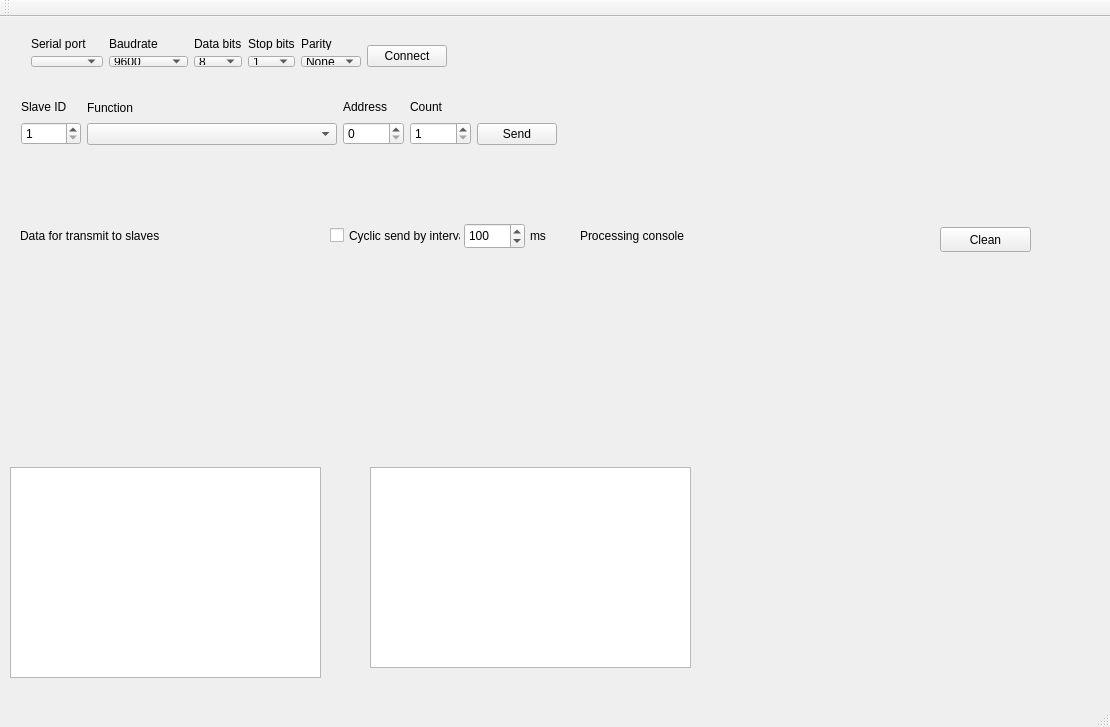
Above: forms/mainwindow.ui from maisvendoo/qmaster before the change. Below: the same form after it.
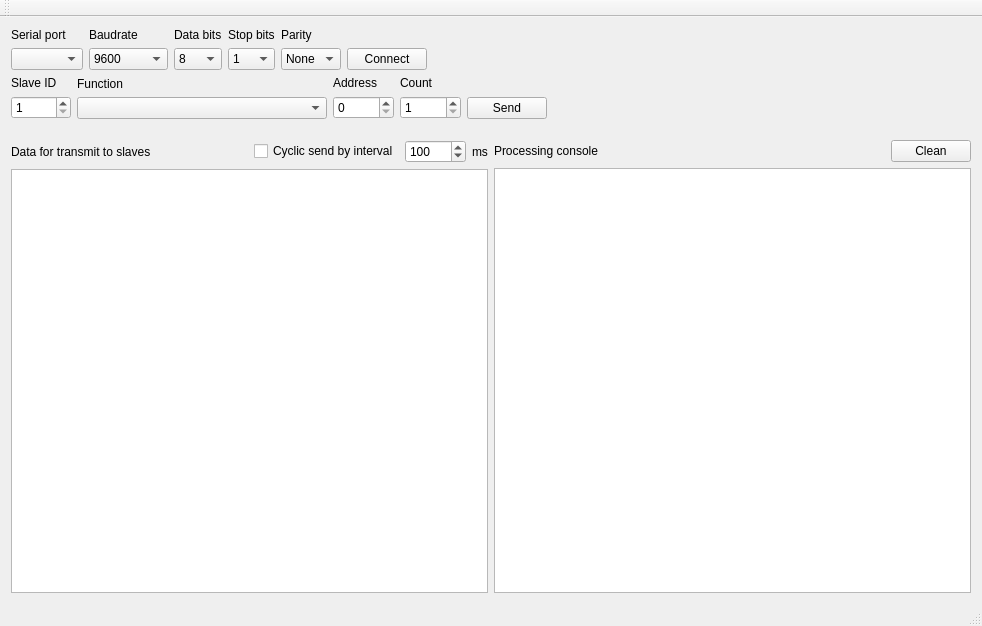
That is the form after the change. Icons and pictures are not drawn.

Commit message: Скомпонованы GUI

The edit to the form file:
```diff
--- a/forms/mainwindow.ui
+++ b/forms/mainwindow.ui
@@ -6,8 +6,8 @@
    <rect>
     <x>0</x>
     <y>0</y>
-    <width>1110</width>
-    <height>727</height>
+    <width>982</width>
+    <height>626</height>
    </rect>
   </property>
   <property name="windowTitle">
@@ -21,170 +21,10 @@
    <bool>false</bool>
   </property>
   <widget class="QWidget" name="centralWidget">
-   <widget class="QTableWidget" name="tableData">
-    <property name="geometry">
-     <rect>
-      <x>10</x>
-      <y>450</y>
-      <width>311</width>
-      <height>211</height>
-     </rect>
-    </property>
-    <property name="sizePolicy">
-     <sizepolicy hsizetype="Expanding" vsizetype="Expanding">
-      <horstretch>0</horstretch>
-      <verstretch>0</verstretch>
-     </sizepolicy>
-    </property>
-    <property name="sizeAdjustPolicy">
-     <enum>QAbstractScrollArea::AdjustIgnored</enum>
-    </property>
-    <property name="rowCount">
-     <number>0</number>
-    </property>
-    <property name="columnCount">
-     <number>3</number>
-    </property>
-    <attribute name="horizontalHeaderVisible">
-     <bool>false</bool>
-    </attribute>
-    <attribute name="horizontalHeaderHighlightSections">
-     <bool>true</bool>
-    </attribute>
-    <attribute name="horizontalHeaderStretchLastSection">
-     <bool>true</bool>
-    </attribute>
-    <attribute name="verticalHeaderVisible">
-     <bool>false</bool>
-    </attribute>
-    <attribute name="verticalHeaderDefaultSectionSize">
-     <number>21</number>
-    </attribute>
-    <attribute name="verticalHeaderStretchLastSection">
-     <bool>false</bool>
-    </attribute>
-    <column>
-     <property name="text">
-      <string>Data type</string>
-     </property>
-    </column>
-    <column>
-     <property name="text">
-      <string>Address</string>
-     </property>
-    </column>
-    <column>
-     <property name="text">
-      <string>Value</string>
-     </property>
-    </column>
-   </widget>
-   <widget class="QPlainTextEdit" name="ptRawData">
-    <property name="geometry">
-     <rect>
-      <x>370</x>
-      <y>450</y>
-      <width>321</width>
-      <height>201</height>
-     </rect>
-    </property>
-   </widget>
-   <widget class="QLabel" name="label_6">
-    <property name="geometry">
-     <rect>
-      <x>580</x>
-      <y>210</y>
-      <width>131</width>
-      <height>17</height>
-     </rect>
-    </property>
-    <property name="text">
-     <string>Processing console</string>
-    </property>
-   </widget>
-   <widget class="QPushButton" name="bRawDataClean">
-    <property name="geometry">
-     <rect>
-      <x>940</x>
-      <y>210</y>
-      <width>91</width>
-      <height>25</height>
-     </rect>
-    </property>
-    <property name="text">
-     <string>Clean</string>
-    </property>
-   </widget>
-   <widget class="QLabel" name="label_7">
-    <property name="geometry">
-     <rect>
-      <x>20</x>
-      <y>210</y>
-      <width>141</width>
-      <height>17</height>
-     </rect>
-    </property>
-    <property name="text">
-     <string>Data for transmit to slaves</string>
-    </property>
-   </widget>
-   <widget class="QCheckBox" name="cCyclicSend">
-    <property name="geometry">
-     <rect>
-      <x>330</x>
-      <y>210</y>
-      <width>131</width>
-      <height>17</height>
-     </rect>
-    </property>
-    <property name="text">
-     <string>Cyclic send by interval</string>
-    </property>
-   </widget>
-   <widget class="QSpinBox" name="sbSendInterval">
-    <property name="geometry">
-     <rect>
-      <x>464</x>
-      <y>206</y>
-      <width>61</width>
-      <height>26</height>
-     </rect>
-    </property>
-    <property name="minimum">
-     <number>1</number>
-    </property>
-    <property name="maximum">
-     <number>65536</number>
-    </property>
-    <property name="singleStep">
-     <number>10</number>
-    </property>
-    <property name="value">
-     <number>100</number>
-    </property>
-   </widget>
-   <widget class="QLabel" name="slaveID_5">
-    <property name="geometry">
-     <rect>
-      <x>530</x>
-      <y>210</y>
-      <width>41</width>
-      <height>17</height>
-     </rect>
-    </property>
-    <property name="text">
-     <string>ms</string>
-    </property>
-   </widget>
-   <widget class="QWidget" name="horizontalLayoutWidget">
-    <property name="geometry">
-     <rect>
-      <x>20</x>
-      <y>10</y>
-      <width>1001</width>
-      <height>51</height>
-     </rect>
-    </property>
+   <layout class="QVBoxLayout" name="verticalLayout_16">
+    <item>
+     <layout class="QVBoxLayout" name="verticalLayout_15" stretch="1,1,1,30">
+      <item>
     <layout class="QHBoxLayout" name="horizontalLayout">
      <item>
       <layout class="QVBoxLayout" name="verticalLayout">
@@ -411,16 +251,8 @@
       </spacer>
      </item>
     </layout>
-   </widget>
-   <widget class="QWidget" name="horizontalLayoutWidget_2">
-    <property name="geometry">
-     <rect>
-      <x>10</x>
-      <y>70</y>
-      <width>1001</width>
-      <height>69</height>
-     </rect>
-    </property>
+      </item>
+      <item>
     <layout class="QHBoxLayout" name="horizontalLayout_3">
      <item>
       <layout class="QVBoxLayout" name="verticalLayout_7">
@@ -553,7 +385,175 @@
       </spacer>
      </item>
     </layout>
-   </widget>
+      </item>
+      <item>
+       <spacer name="verticalSpacer_3">
+        <property name="orientation">
+         <enum>Qt::Vertical</enum>
+        </property>
+        <property name="sizeHint" stdset="0">
+         <size>
+          <width>20</width>
+          <height>40</height>
+         </size>
+        </property>
+       </spacer>
+      </item>
+      <item>
+       <layout class="QHBoxLayout" name="horizontalLayout_6">
+        <item>
+         <layout class="QVBoxLayout" name="verticalLayout_14">
+          <item>
+           <layout class="QHBoxLayout" name="horizontalLayout_4">
+            <item>
+             <widget class="QLabel" name="label_7">
+              <property name="text">
+               <string>Data for transmit to slaves</string>
+              </property>
+             </widget>
+            </item>
+            <item>
+             <spacer name="horizontalSpacer_3">
+              <property name="orientation">
+               <enum>Qt::Horizontal</enum>
+              </property>
+              <property name="sizeHint" stdset="0">
+               <size>
+                <width>40</width>
+                <height>20</height>
+               </size>
+              </property>
+             </spacer>
+            </item>
+            <item>
+             <widget class="QCheckBox" name="cCyclicSend">
+              <property name="text">
+               <string>Cyclic send by interval</string>
+              </property>
+             </widget>
+            </item>
+            <item>
+             <widget class="QSpinBox" name="sbSendInterval">
+              <property name="minimum">
+               <number>1</number>
+              </property>
+              <property name="maximum">
+               <number>65536</number>
+              </property>
+              <property name="singleStep">
+               <number>10</number>
+              </property>
+              <property name="value">
+               <number>100</number>
+              </property>
+             </widget>
+            </item>
+            <item>
+             <widget class="QLabel" name="slaveID_5">
+              <property name="text">
+               <string>ms</string>
+              </property>
+             </widget>
+            </item>
+           </layout>
+          </item>
+          <item>
+           <widget class="QTableWidget" name="tableData">
+            <property name="sizePolicy">
+             <sizepolicy hsizetype="Expanding" vsizetype="Expanding">
+              <horstretch>0</horstretch>
+              <verstretch>0</verstretch>
+             </sizepolicy>
+            </property>
+            <property name="sizeAdjustPolicy">
+             <enum>QAbstractScrollArea::AdjustIgnored</enum>
+            </property>
+            <property name="rowCount">
+             <number>0</number>
+            </property>
+            <property name="columnCount">
+             <number>3</number>
+            </property>
+            <attribute name="horizontalHeaderVisible">
+             <bool>false</bool>
+            </attribute>
+            <attribute name="horizontalHeaderHighlightSections">
+             <bool>true</bool>
+            </attribute>
+            <attribute name="horizontalHeaderStretchLastSection">
+             <bool>true</bool>
+            </attribute>
+            <attribute name="verticalHeaderVisible">
+             <bool>false</bool>
+            </attribute>
+            <attribute name="verticalHeaderDefaultSectionSize">
+             <number>21</number>
+            </attribute>
+            <attribute name="verticalHeaderStretchLastSection">
+             <bool>false</bool>
+            </attribute>
+            <column>
+             <property name="text">
+              <string>Data type</string>
+             </property>
+            </column>
+            <column>
+             <property name="text">
+              <string>Address</string>
+             </property>
+            </column>
+            <column>
+             <property name="text">
+              <string>Value</string>
+             </property>
+            </column>
+           </widget>
+          </item>
+         </layout>
+        </item>
+        <item>
+         <layout class="QVBoxLayout" name="verticalLayout_12">
+          <item>
+           <layout class="QHBoxLayout" name="horizontalLayout_5">
+            <item>
+             <widget class="QLabel" name="label_6">
+              <property name="text">
+               <string>Processing console</string>
+              </property>
+             </widget>
+            </item>
+            <item>
+             <spacer name="horizontalSpacer_4">
+              <property name="orientation">
+               <enum>Qt::Horizontal</enum>
+              </property>
+              <property name="sizeHint" stdset="0">
+               <size>
+                <width>40</width>
+                <height>20</height>
+               </size>
+              </property>
+             </spacer>
+            </item>
+            <item>
+             <widget class="QPushButton" name="bRawDataClean">
+              <property name="text">
+               <string>Clean</string>
+              </property>
+             </widget>
+            </item>
+           </layout>
+          </item>
+          <item>
+           <widget class="QPlainTextEdit" name="ptRawData"/>
+          </item>
+         </layout>
+        </item>
+       </layout>
+      </item>
+     </layout>
+    </item>
+   </layout>
   </widget>
   <widget class="QMenuBar" name="menuBar">
    <property name="geometry">
```
Left out of the diff: 2 changed lines with no effect on the pictures. Lines whose indentation alone changed are shown as unchanged.
